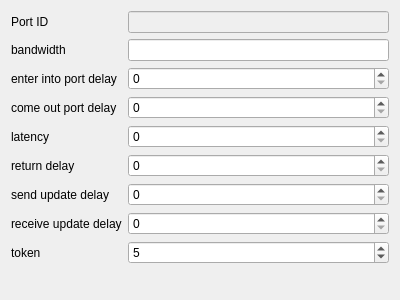
First picture: the form in dialogs/portdatadialog.ui, repository SammyEnigma/Soc-Performance-Evaluation, before the edit.
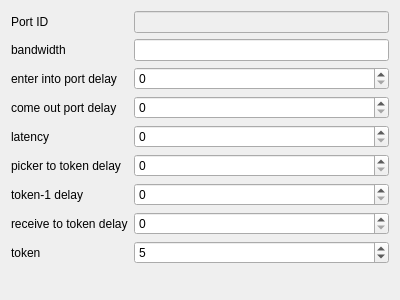
Second picture: the form after the edit.

Commit message: 修改delay名称

What changed in the file:
```diff
--- a/dialogs/portdatadialog.ui
+++ b/dialogs/portdatadialog.ui
@@ -59,7 +59,7 @@
         <string>&lt;html&gt;&lt;head/&gt;&lt;body&gt;&lt;p&gt;Please makesure return_delay = Send_To_RCV_Delay + 1 + Token-1_delay + Input_To_Queue_Delay&lt;/p&gt;&lt;/body&gt;&lt;/html&gt;</string>
        </property>
        <property name="text">
-        <string>return delay</string>
+        <string>picker to token delay</string>
        </property>
       </widget>
      </item>
@@ -69,14 +69,14 @@
      <item row="6" column="0">
       <widget class="QLabel" name="label_5">
        <property name="text">
-        <string>send update delay</string>
+        <string>token-1 delay</string>
        </property>
       </widget>
      </item>
      <item row="7" column="0">
       <widget class="QLabel" name="label_6">
        <property name="text">
-        <string>receive update delay</string>
+        <string>receive to token delay</string>
        </property>
       </widget>
      </item>
```
